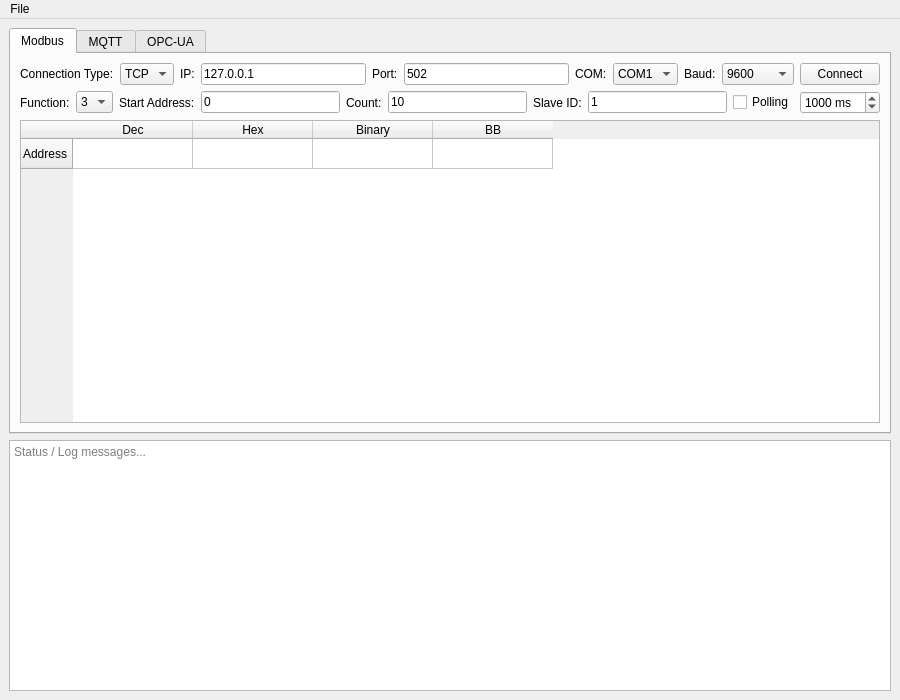
Before: the Qt Designer form mainwindow.ui in arslnakin/IIoT-Reciever-Tool, drawn with Qt 5.
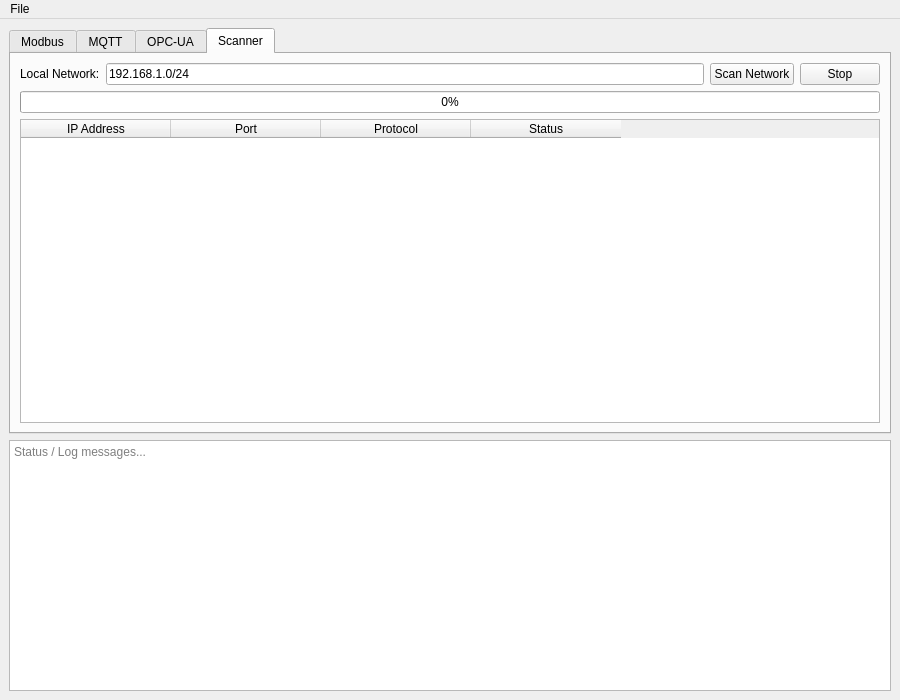
After: the same form once the commit is applied. The open tabs and pages were chosen to show the change. Custom widgets are drawn as their Qt base class.

Commit message: Scanner Modülü eklendi

```diff
--- a/mainwindow.ui
+++ b/mainwindow.ui
@@ -627,6 +627,91 @@
        </layout>
       </widget>
 
+      <!-- TAB 4 : SCANNER -->
+      <widget class="QWidget" name="scannerTab">
+       <attribute name="title">
+        <string>Scanner</string>
+       </attribute>
+       <layout class="QVBoxLayout" name="scannerLayout">
+
+        <!-- Scan Controls -->
+        <item>
+         <layout class="QHBoxLayout" name="scannerControlLayout">
+          <item>
+           <widget class="QLabel" name="label_scanInfo">
+            <property name="text">
+             <string>Local Network:</string>
+            </property>
+           </widget>
+          </item>
+          <item>
+           <widget class="QLineEdit" name="scannerNetworkEdit">
+            <property name="text">
+             <string>192.168.1.0/24</string>
+            </property>
+           </widget>
+          </item>
+          <item>
+           <widget class="QPushButton" name="scannerScanBtn">
+            <property name="text">
+             <string>Scan Network</string>
+            </property>
+           </widget>
+          </item>
+          <item>
+           <widget class="QPushButton" name="scannerStopBtn">
+            <property name="text">
+             <string>Stop</string>
+            </property>
+           </widget>
+          </item>
+         </layout>
+        </item>
+
+        <!-- Progress Bar -->
+        <item>
+         <widget class="QProgressBar" name="scannerProgressBar">
+          <property name="value">
+           <number>0</number>
+          </property>
+         </widget>
+        </item>
+
+        <!-- Results Table -->
+        <item>
+         <widget class="QTableWidget" name="scannerTable">
+          <property name="columnCount">
+           <number>4</number>
+          </property>
+          <attribute name="horizontalHeaderDefaultSectionSize">
+           <number>150</number>
+          </attribute>
+          <column>
+           <property name="text">
+            <string>IP Address</string>
+           </property>
+          </column>
+          <column>
+           <property name="text">
+            <string>Port</string>
+           </property>
+          </column>
+          <column>
+           <property name="text">
+            <string>Protocol</string>
+           </property>
+          </column>
+          <column>
+           <property name="text">
+            <string>Status</string>
+           </property>
+          </column>
+         </widget>
+        </item>
+
+       </layout>
+      </widget>
+
      </widget>
     </item>
 
```
The commit also changes 6 other files.
